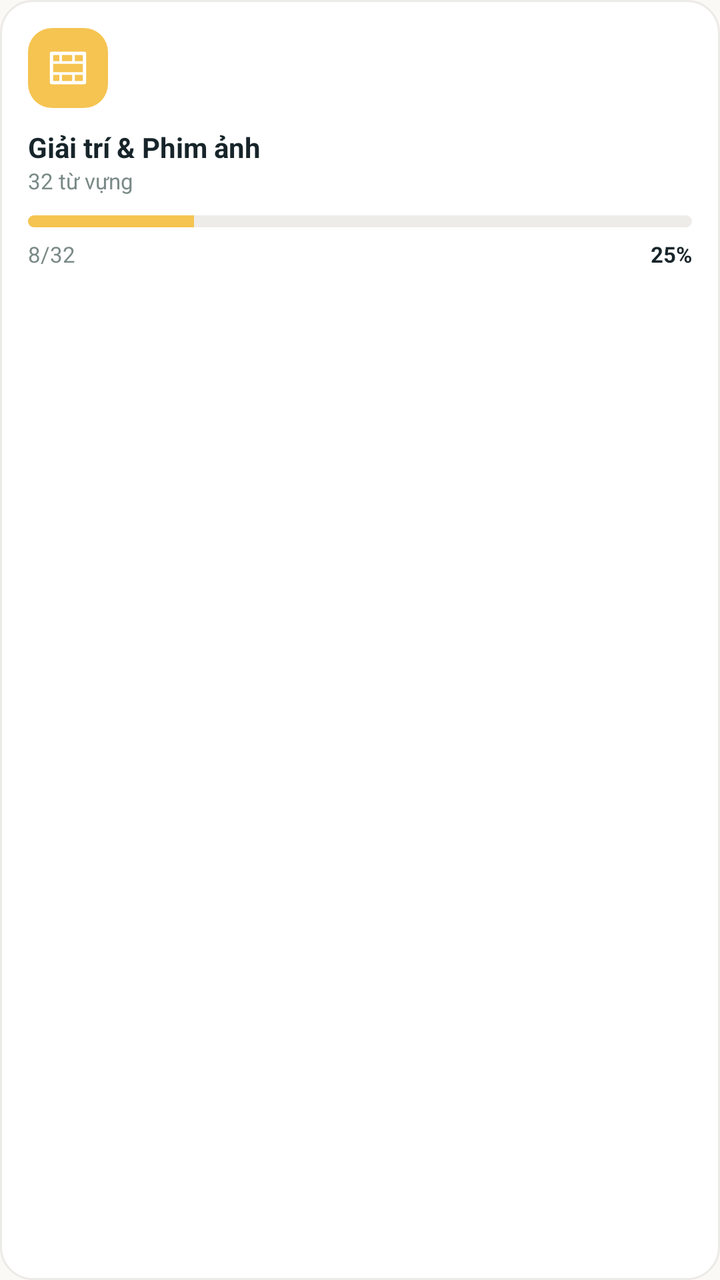
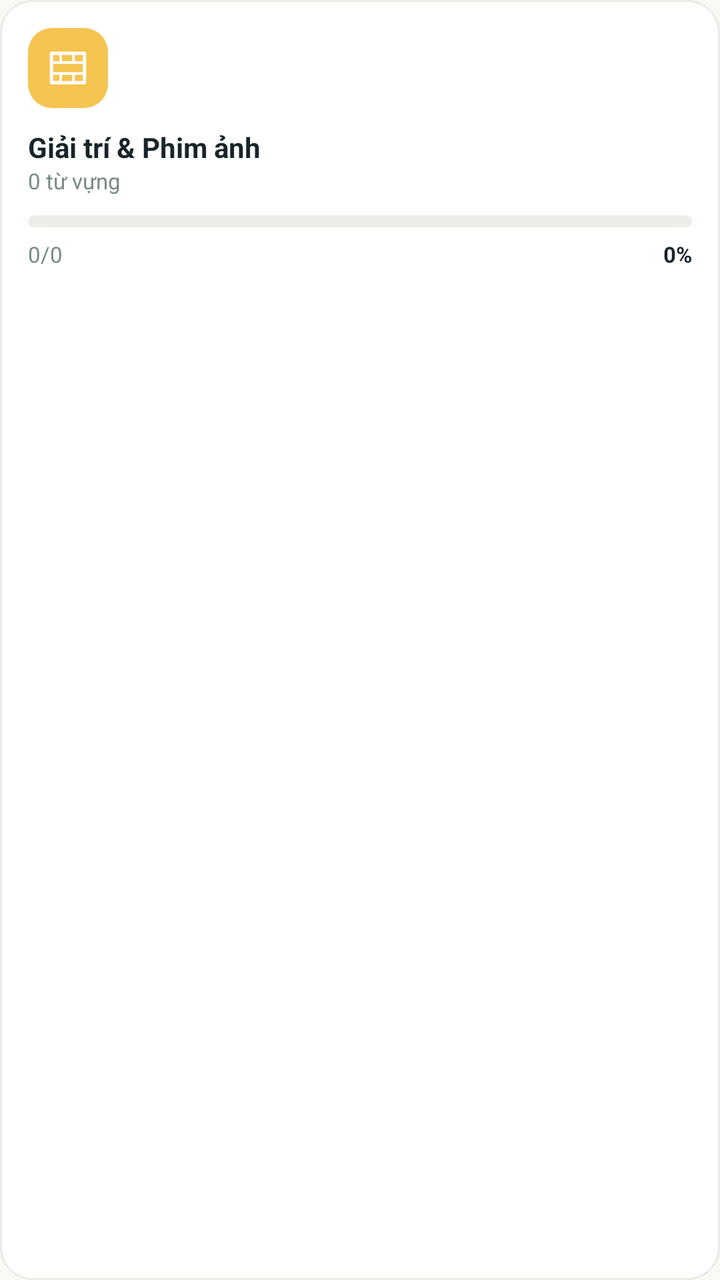

Compare the two renders of this Android layout. The source of the first and the diff that turns it into the second are given below.
<!-- AndroidManifest.xml: application theme Theme.CalmLearn -->
<!-- res/layout/item_lesson_movie.xml -->
<?xml version="1.0" encoding="utf-8"?>
<LinearLayout xmlns:android="http://schemas.android.com/apk/res/android"
    android:layout_width="match_parent"
    android:layout_height="wrap_content"
    android:background="@drawable/bg_card_stroke"
    android:clickable="true"
    android:focusable="true"
    android:foreground="?attr/selectableItemBackground"
    android:orientation="vertical"
    android:padding="14dp">

    <ImageView
        android:layout_width="40dp"
        android:layout_height="40dp"
        android:background="@drawable/bg_icon_square_amber"
        android:padding="9dp"
        android:src="@drawable/ic_film"
        android:tint="@color/white"
        android:contentDescription="@null" />

    <TextView
        android:layout_width="match_parent"
        android:layout_height="wrap_content"
        android:layout_marginTop="10dp"
        android:text="Giải trí &amp; Phim ảnh"
        android:textColor="@color/text_primary"
        android:textSize="14sp"
        android:textStyle="bold" />

    <TextView
        android:layout_width="match_parent"
        android:layout_height="wrap_content"
        android:text="32 từ vựng"
        android:textColor="@color/text_secondary"
        android:textSize="11sp" />

    <ProgressBar
        style="?android:attr/progressBarStyleHorizontal"
        android:layout_width="match_parent"
        android:layout_height="6dp"
        android:layout_marginTop="10dp"
        android:max="100"
        android:progress="25"
        android:progressDrawable="@drawable/progress_amber" />

    <LinearLayout
        android:layout_width="match_parent"
        android:layout_height="wrap_content"
        android:layout_marginTop="6dp"
        android:orientation="horizontal">

        <TextView
            android:layout_width="0dp"
            android:layout_height="wrap_content"
            android:layout_weight="1"
            android:text="8/32"
            android:textColor="@color/text_secondary"
            android:textSize="11sp" />

        <TextView
            android:layout_width="wrap_content"
            android:layout_height="wrap_content"
            android:text="25%"
            android:textColor="@color/text_primary"
            android:textSize="11sp"
            android:textStyle="bold" />
    </LinearLayout>
</LinearLayout>
<!-- resources referenced by this layout -->
<resources>
  <color name="text_primary">#17252A</color>
  <color name="text_secondary">#7A8A87</color>
  <color name="white">#FFFFFF</color>
  <!-- drawable bg_card_stroke (drawable) -->
  <shape xmlns:android="http://schemas.android.com/apk/res/android" android:shape="rectangle">
      <solid android:color="@color/surface"/>
      <stroke android:width="1dp" android:color="@color/divider"/>
      <corners android:radius="16dp"/>
  </shape>
  <!-- drawable bg_icon_square_amber (drawable) -->
  <shape xmlns:android="http://schemas.android.com/apk/res/android" android:shape="rectangle">
      <solid android:color="@color/amber"/>
      <corners android:radius="12dp"/>
  </shape>
  <!-- drawable ic_film (drawable) -->
  <vector xmlns:android="http://schemas.android.com/apk/res/android"
      android:width="24dp" android:height="24dp" android:viewportWidth="24" android:viewportHeight="24">
      <path android:pathData="M3,4 L21,4 L21,20 L3,20 Z" android:strokeColor="#FFFFFFFF" android:strokeWidth="1.8" android:strokeLineJoin="round" android:fillColor="@android:color/transparent"/>
      <path android:pathData="M3,9 L21,9 M3,15 L21,15 M8,4 L8,9 M8,15 L8,20 M15,4 L15,9 M15,15 L15,20" android:strokeColor="#FFFFFFFF" android:strokeWidth="1.4" android:fillColor="@android:color/transparent"/>
  </vector>
  <!-- drawable progress_amber (drawable) -->
  <layer-list xmlns:android="http://schemas.android.com/apk/res/android">
      <item android:id="@android:id/background">
          <shape android:shape="rectangle">
              <solid android:color="@color/progress_track"/>
              <corners android:radius="6dp"/>
          </shape>
      </item>
      <item android:id="@android:id/progress">
          <clip>
              <shape android:shape="rectangle">
                  <solid android:color="@color/amber"/>
                  <corners android:radius="6dp"/>
              </shape>
          </clip>
      </item>
  </layer-list>
  <style name="Theme.CalmLearn" parent="Theme.MaterialComponents.DayNight.NoActionBar">
          <item name="colorPrimary">@color/teal_primary</item>
          <item name="colorPrimaryVariant">@color/teal_dark</item>
          <item name="colorOnPrimary">@color/white</item>
          <item name="colorSecondary">@color/coral</item>
          <item name="colorOnSecondary">@color/white</item>
          <item name="android:statusBarColor">@color/background</item>
          <item name="android:windowLightStatusBar">true</item>
          <item name="android:navigationBarColor">@color/surface</item>
          <item name="android:windowBackground">@color/background</item>
          <item name="android:fontFamily">sans-serif</item>
      </style>
  <color name="surface">#FFFFFF</color>
  <color name="divider">#ECEAE6</color>
  <color name="amber">#F5C451</color>
  <color name="progress_track">#EEECE8</color>
  <color name="teal_primary">#146C6E</color>
  <color name="teal_dark">#0B5147</color>
  <color name="coral">#F27B64</color>
  <color name="background">#FAF9F6</color>
</resources>

<!-- the commit's change to res/layout/item_lesson_movie.xml (unified diff, before → after) -->
@@ -28,19 +28,21 @@
         android:textStyle="bold" />
 
     <TextView
+        android:id="@+id/tvWordCount"
         android:layout_width="match_parent"
         android:layout_height="wrap_content"
-        android:text="32 từ vựng"
+        android:text="0 từ vựng"
         android:textColor="@color/text_secondary"
         android:textSize="11sp" />
 
     <ProgressBar
+        android:id="@+id/progressBar"
         style="?android:attr/progressBarStyleHorizontal"
         android:layout_width="match_parent"
         android:layout_height="6dp"
         android:layout_marginTop="10dp"
         android:max="100"
-        android:progress="25"
+        android:progress="0"
         android:progressDrawable="@drawable/progress_amber" />
 
     <LinearLayout
@@ -50,17 +52,19 @@
         android:orientation="horizontal">
 
         <TextView
+            android:id="@+id/tvLearnedCount"
             android:layout_width="0dp"
             android:layout_height="wrap_content"
             android:layout_weight="1"
-            android:text="8/32"
+            android:text="0/0"
             android:textColor="@color/text_secondary"
             android:textSize="11sp" />
 
         <TextView
+            android:id="@+id/tvPercent"
             android:layout_width="wrap_content"
             android:layout_height="wrap_content"
-            android:text="25%"
+            android:text="0%"
             android:textColor="@color/text_primary"
             android:textSize="11sp"
             android:textStyle="bold" />
